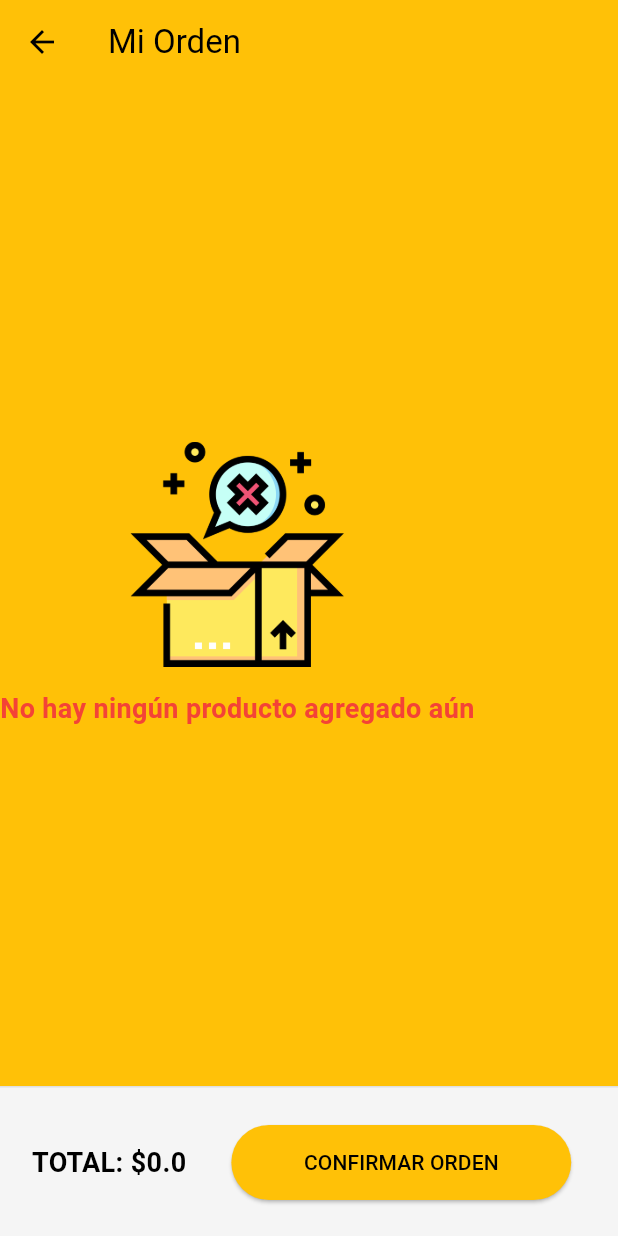
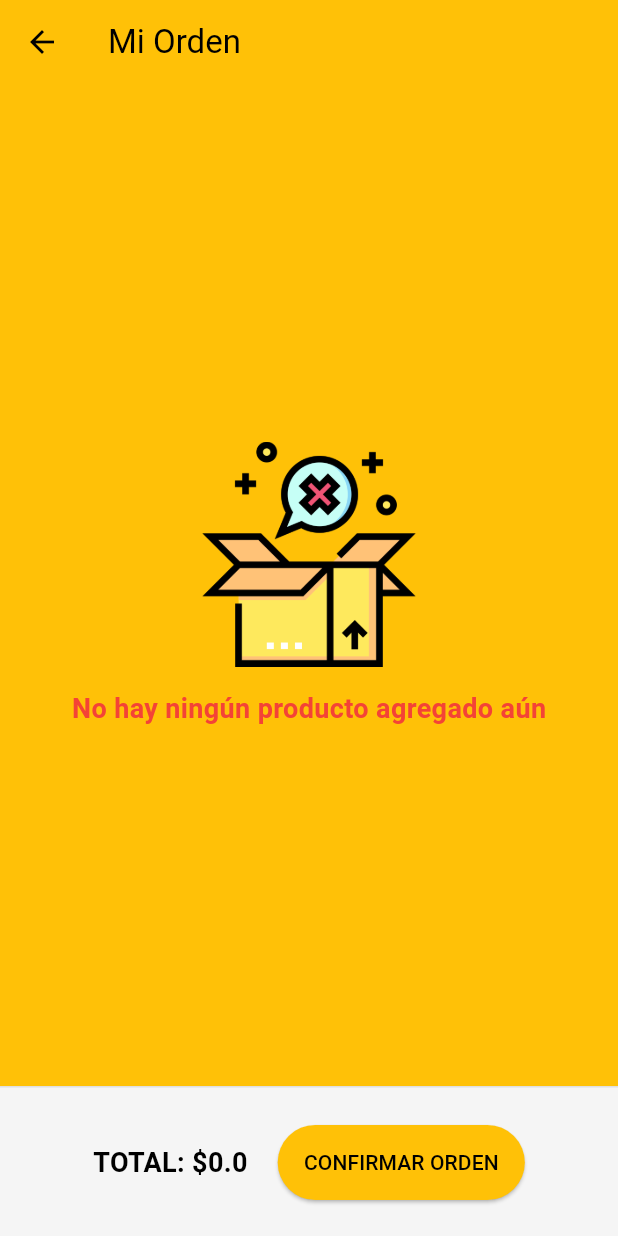
Before and after one commit to Gherrera99/delivery_flutter_umsa, a Flutter app: the ClientOrdersCreatePage screen opened by its route, on a phone screen of 412 x 824 dp. Run offline on Flutter 3.47's test engine with Material 3 defaults, Android fonts, the phone set to English and light mode, and no system bars; our stand-ins replace flutter_image_slideshow, fluttertoast, get, get_storage, image_picker, modal_bottom_sheet and 1 more; accounts and stored records are empty; network calls fail.

Commit message:
69. Agregando funcionalidades a la pantalla de Mi Orden

```diff
--- a/lib/src/environment/environment.dart
+++ b/lib/src/environment/environment.dart
@@ -1,6 +1,6 @@
 class Environment{
-static const String API_URL = "http://192.168.1.87:3000/";
- static const String API_URL_OLD = "http://192.168.1.87:3000/";
+static const String API_URL = "http://192.168.1.90:3000/";
+ static const String API_URL_OLD = "http://192.168.1.90:3000/";
 
 
 }
--- a/lib/src/pages/client/orders/create/client_orders_create_controller.dart
+++ b/lib/src/pages/client/orders/create/client_orders_create_controller.dart
@@ -4,19 +4,57 @@ import 'package:get_storage/get_storage.dart';
 
 class ClientOrdersCreateController extends GetxController {
 
-  List<Product> selectedProducts = [];
-  var counter = 0.obs;
+  List<Product> selectedProducts = <Product>[].obs;
+  var total = 0.0.obs;
 
   ClientOrdersCreateController() {
     if (GetStorage().read('shooping_bag') != null){
 
       if(GetStorage().read('shooping_bag') is List<Product>){
-        selectedProducts = GetStorage().read('shooping_bag');
+        var result =  GetStorage().read('shooping_bag');
+        selectedProducts.clear();
+        selectedProducts.addAll(result);
       }
       else{
-        selectedProducts = Product.fromJsonList(GetStorage().read('shooping_bag'));
-
+        var result = Product.fromJsonList(GetStorage().read('shooping_bag'));
+        selectedProducts.clear();
+        selectedProducts.addAll(result);
       }
+      getTotal();
     }
   }
+
+  void getTotal(){
+    total.value = 0.0;
+    selectedProducts.forEach((product){
+      total.value = total.value + (product.quantity! * product.price!);
+    });
+  }
+
+  void deleteItem(Product product){
+    selectedProducts.remove(product);
+    GetStorage().write('shooping_bag', selectedProducts);
+    getTotal();
+  }
+
+  void addItem(Product product){
+    int index = selectedProducts.indexWhere((p) => p.id == product.id);
+    selectedProducts.remove(product);
+    product.quantity = product.quantity! + 1;
+    selectedProducts.insert(index, product);
+    GetStorage().write('shooping_bag', selectedProducts);
+    getTotal();
+  }
+
+  void removeItem(Product product){
+    if(product.quantity! > 1){
+      int index = selectedProducts.indexWhere((p) => p.id == product.id);
+      selectedProducts.remove(product);
+      product.quantity = product.quantity! - 1;
+      selectedProducts.insert(index, product);
+      GetStorage().write('shopping_bag', selectedProducts);
+      getTotal();
+    }
+  }
+
 }
--- a/lib/src/pages/client/orders/create/client_orders_create_page.dart
+++ b/lib/src/pages/client/orders/create/client_orders_create_page.dart
@@ -13,7 +13,7 @@ class ClientOrdersCreatePage extends StatelessWidget {
 
   @override
   Widget build(BuildContext context) {
-    return Scaffold(
+    return Obx(() => Scaffold(
       bottomNavigationBar: Container(
         color: Color.fromRGBO(245, 245, 245, 1),
         height: 100,
@@ -36,8 +36,11 @@ class ClientOrdersCreatePage extends StatelessWidget {
           return _cardProduct(product);
         }).toList(),
       )
-      : NoDataWidget(text: 'No hay ningún producto agregado aún'),
-    );
+      : Center(
+        child:
+          NoDataWidget(text: 'No hay ningún producto agregado aún')
+    )
+    ));
   }
 
   Widget _totalToPay(BuildContext context) {
@@ -50,7 +53,7 @@ class ClientOrdersCreatePage extends StatelessWidget {
             mainAxisAlignment: MainAxisAlignment.center,
             children: [
               Text(
-                  'TOTAL: \$0.0',
+                  'TOTAL: \$${con.total.value}',
                 style: TextStyle(
                   color: Colors.black,
                   fontWeight: FontWeight.bold,
@@ -58,8 +61,8 @@ class ClientOrdersCreatePage extends StatelessWidget {
                 ),
               ),
               Container(
-                margin: EdgeInsets.symmetric(horizontal: 30),
-                width: MediaQuery.of(context).size.width * 0.55,
+                margin: EdgeInsets.symmetric(horizontal: 20),
+                width: MediaQuery.of(context).size.width * 0.4,
                 child: ElevatedButton(
                     onPressed: () {},
                     style: ElevatedButton.styleFrom(
@@ -115,7 +118,7 @@ class ClientOrdersCreatePage extends StatelessWidget {
 
   Widget _iconDelete(Product product) {
     return IconButton(
-        onPressed: () {},
+        onPressed: () => con.deleteItem(product),
         icon: Icon(
           Icons.delete,
           color: Colors.red,
@@ -143,7 +146,7 @@ class ClientOrdersCreatePage extends StatelessWidget {
     return Row(
       children: [
         GestureDetector(
-          onTap: () {},
+          onTap: () => con.removeItem(product),
           child: Container(
             padding: EdgeInsets.symmetric(horizontal: 12, vertical: 7),
             decoration: BoxDecoration(
@@ -162,9 +165,10 @@ class ClientOrdersCreatePage extends StatelessWidget {
           child: Text('${product.quantity ?? 0}'),
         ),
         GestureDetector(
-          onTap: () {},
+          onTap: () => con.addItem(product),
           child: Container(
             padding: EdgeInsets.symmetric(horizontal: 12, vertical: 7),
+
             decoration: BoxDecoration(
                 color: Colors.grey[200],
                 borderRadius: BorderRadius.only(
```
